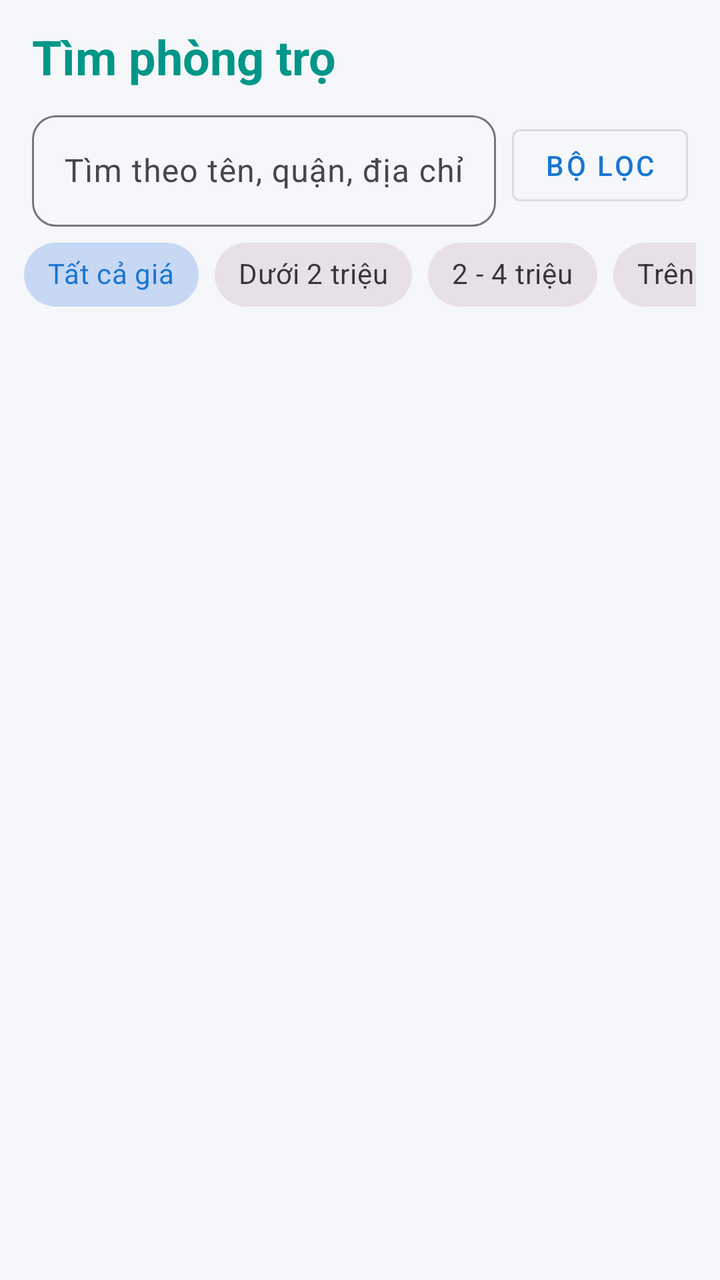
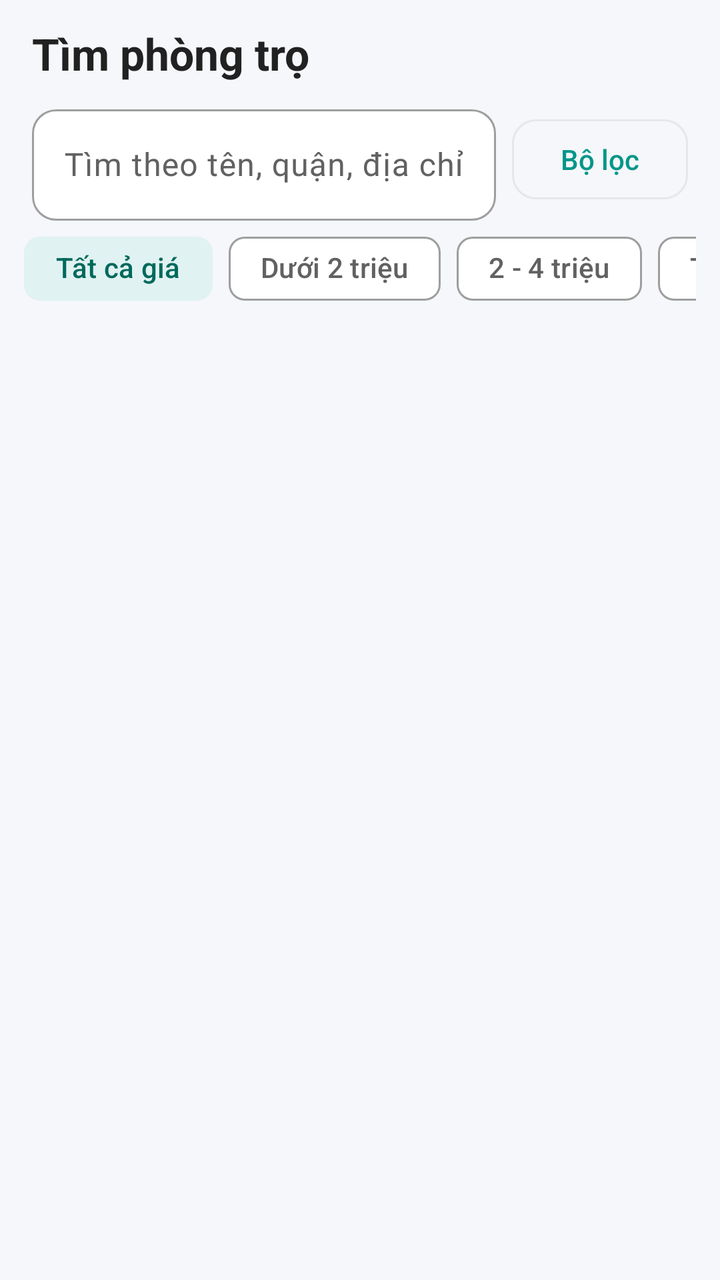

Screens rendered from an Android XML layout before and after an edit, with the pre-edit source and the edit as a unified diff.
<!-- AndroidManifest.xml: application theme Theme.QLPT -->
<!-- res/layout/fragment_search_rooms.xml -->
<?xml version="1.0" encoding="utf-8"?>
<LinearLayout xmlns:android="http://schemas.android.com/apk/res/android"
    xmlns:app="http://schemas.android.com/apk/res-auto"
    android:layout_width="match_parent"
    android:layout_height="match_parent"
    android:background="#F5F7FA"
    android:orientation="vertical">

    <TextView
        android:layout_width="wrap_content"
        android:layout_height="wrap_content"
        android:layout_marginStart="16dp"
        android:layout_marginTop="12dp"
        android:layout_marginBottom="8dp"
        android:text="Tìm phòng trọ"
        android:textColor="#009688"
        android:textSize="24sp"
        android:textStyle="bold" />

    <LinearLayout
        android:layout_width="match_parent"
        android:layout_height="wrap_content"
        android:gravity="center_vertical"
        android:orientation="horizontal"
        android:paddingStart="16dp"
        android:paddingEnd="16dp">

        <com.google.android.material.textfield.TextInputLayout
            android:layout_width="0dp"
            android:layout_height="wrap_content"
            android:layout_weight="1"
            android:hint="Tìm theo tên, quận, địa chỉ"
            app:boxCornerRadiusBottomEnd="12dp"
            app:boxCornerRadiusBottomStart="12dp"
            app:boxCornerRadiusTopEnd="12dp"
            app:boxCornerRadiusTopStart="12dp">

            <com.google.android.material.textfield.TextInputEditText
                android:id="@+id/edtSearch"
                android:layout_width="match_parent"
                android:layout_height="wrap_content"
                android:inputType="text"
                android:maxLines="1" />
        </com.google.android.material.textfield.TextInputLayout>

        <Button
            android:id="@+id/btnFilter"
            style="@style/Widget.MaterialComponents.Button.OutlinedButton"
            android:layout_width="wrap_content"
            android:layout_height="wrap_content"
            android:layout_marginStart="8dp"
            android:text="Bộ lọc" />
    </LinearLayout>

    <HorizontalScrollView
        android:layout_width="match_parent"
        android:layout_height="wrap_content"
        android:paddingStart="12dp"
        android:paddingEnd="12dp"
        android:scrollbars="none">

        <com.google.android.material.chip.ChipGroup
            android:id="@+id/chipGroupPrice"
            android:layout_width="wrap_content"
            android:layout_height="wrap_content"
            app:selectionRequired="true"
            app:singleSelection="true">

            <com.google.android.material.chip.Chip
                android:id="@+id/chipAll"
                style="@style/Widget.MaterialComponents.Chip.Choice"
                android:layout_width="wrap_content"
                android:layout_height="wrap_content"
                android:checked="true"
                android:text="Tất cả giá" />

            <com.google.android.material.chip.Chip
                android:id="@+id/chipP1"
                style="@style/Widget.MaterialComponents.Chip.Choice"
                android:layout_width="wrap_content"
                android:layout_height="wrap_content"
                android:text="Dưới 2 triệu" />

            <com.google.android.material.chip.Chip
                android:id="@+id/chipP2"
                style="@style/Widget.MaterialComponents.Chip.Choice"
                android:layout_width="wrap_content"
                android:layout_height="wrap_content"
                android:text="2 - 4 triệu" />

            <com.google.android.material.chip.Chip
                android:id="@+id/chipP3"
                style="@style/Widget.MaterialComponents.Chip.Choice"
                android:layout_width="wrap_content"
                android:layout_height="wrap_content"
                android:text="Trên 4 triệu" />
        </com.google.android.material.chip.ChipGroup>
    </HorizontalScrollView>

    <TextView
        android:id="@+id/tvCount"
        android:layout_width="wrap_content"
        android:layout_height="wrap_content"
        android:layout_marginStart="16dp"
        android:layout_marginTop="2dp"
        android:textColor="#666666"
        android:textSize="13sp" />

    <FrameLayout
        android:layout_width="match_parent"
        android:layout_height="0dp"
        android:layout_weight="1">

        <androidx.recyclerview.widget.RecyclerView
            android:id="@+id/rvRooms"
            android:layout_width="match_parent"
            android:layout_height="match_parent"
            android:clipToPadding="false"
            android:paddingBottom="12dp" />

        <TextView
            android:id="@+id/tvEmpty"
            android:layout_width="wrap_content"
            android:layout_height="wrap_content"
            android:layout_gravity="center"
            android:visibility="gone" />
    </FrameLayout>
</LinearLayout>
<!-- resources referenced by this layout -->
<resources>
  <style name="Base.Theme.QLPT" parent="Theme.Material3.DayNight.NoActionBar">
          <item name="colorPrimary">@color/colorPrimary</item>
          <item name="colorPrimaryDark">@color/colorPrimaryDark</item>
          <item name="colorAccent">@color/colorAccent</item>
          <item name="android:statusBarColor">@color/colorPrimaryDark</item>
          <item name="textInputStyle">@style/App.TextInput</item>
      </style>
  <color name="colorPrimary">#1976D2</color>
  <color name="colorPrimaryDark">#1565C0</color>
  <color name="colorAccent">#FF6F00</color>
  <style name="App.TextInput" parent="Widget.Material3.TextInputLayout.OutlinedBox">
          <item name="boxCornerRadiusTopStart">12dp</item>
          <item name="boxCornerRadiusTopEnd">12dp</item>
          <item name="boxCornerRadiusBottomStart">12dp</item>
          <item name="boxCornerRadiusBottomEnd">12dp</item>
      </style>
  <!-- unchanged entries left out for length: 1 -->
</resources>

<!-- the commit's change to res/layout/fragment_search_rooms.xml (unified diff, before → after) -->
@@ -1,9 +1,10 @@
 <?xml version="1.0" encoding="utf-8"?>
-<LinearLayout xmlns:android="http://schemas.android.com/apk/res/android"
+<LinearLayout
+    xmlns:android="http://schemas.android.com/apk/res/android"
     xmlns:app="http://schemas.android.com/apk/res-auto"
     android:layout_width="match_parent"
     android:layout_height="match_parent"
-    android:background="#F5F7FA"
+    android:background="@color/qlpt_background"
     android:orientation="vertical">
 
     <TextView
@@ -13,9 +14,7 @@
         android:layout_marginTop="12dp"
         android:layout_marginBottom="8dp"
         android:text="Tìm phòng trọ"
-        android:textColor="#009688"
-        android:textSize="24sp"
-        android:textStyle="bold" />
+        android:textAppearance="@style/TextAppearance.QLPT.ScreenTitle" />
 
     <LinearLayout
         android:layout_width="match_parent"
@@ -45,7 +44,7 @@
 
         <Button
             android:id="@+id/btnFilter"
-            style="@style/Widget.MaterialComponents.Button.OutlinedButton"
+            style="@style/Widget.QLPT.Button.Outlined"
             android:layout_width="wrap_content"
             android:layout_height="wrap_content"
             android:layout_marginStart="8dp"
@@ -68,7 +67,7 @@
 
             <com.google.android.material.chip.Chip
                 android:id="@+id/chipAll"
-                style="@style/Widget.MaterialComponents.Chip.Choice"
+                style="@style/Widget.QLPT.Chip.Choice"
                 android:layout_width="wrap_content"
                 android:layout_height="wrap_content"
                 android:checked="true"
@@ -76,21 +75,21 @@
 
             <com.google.android.material.chip.Chip
                 android:id="@+id/chipP1"
-                style="@style/Widget.MaterialComponents.Chip.Choice"
+                style="@style/Widget.QLPT.Chip.Choice"
                 android:layout_width="wrap_content"
                 android:layout_height="wrap_content"
                 android:text="Dưới 2 triệu" />
 
             <com.google.android.material.chip.Chip
                 android:id="@+id/chipP2"
-                style="@style/Widget.MaterialComponents.Chip.Choice"
+                style="@style/Widget.QLPT.Chip.Choice"
                 android:layout_width="wrap_content"
                 android:layout_height="wrap_content"
                 android:text="2 - 4 triệu" />
 
             <com.google.android.material.chip.Chip
                 android:id="@+id/chipP3"
-                style="@style/Widget.MaterialComponents.Chip.Choice"
+                style="@style/Widget.QLPT.Chip.Choice"
                 android:layout_width="wrap_content"
                 android:layout_height="wrap_content"
                 android:text="Trên 4 triệu" />
@@ -103,7 +102,7 @@
         android:layout_height="wrap_content"
         android:layout_marginStart="16dp"
         android:layout_marginTop="2dp"
-        android:textColor="#666666"
+        android:textColor="@color/qlpt_text_secondary"
         android:textSize="13sp" />
 
     <FrameLayout
<!-- resource entries referenced after the edit -->
@@ -1,21 +1,111 @@
 <!-- resources referenced by this layout -->
 <resources>
-  <style name="Base.Theme.QLPT" parent="Theme.Material3.DayNight.NoActionBar">
+  <color name="qlpt_background">#F5F7FA</color>
+  <color name="qlpt_text_secondary">#616161</color>
+  <style name="TextAppearance.QLPT.ScreenTitle" parent="TextAppearance.Material3.HeadlineSmall">
+          <item name="android:textSize">22sp</item>
+          <item name="android:textStyle">bold</item>
+          <item name="android:textColor">@color/qlpt_text</item>
+      </style>
+  <style name="Widget.QLPT.Button.Outlined" parent="Widget.Material3.Button.OutlinedButton">
+          <item name="cornerRadius">12dp</item>
+          <item name="android:textAllCaps">false</item>
+          <item name="android:letterSpacing">0</item>
+          <item name="strokeColor">@color/qlpt_border</item>
+      </style>
+  <style name="Widget.QLPT.Chip.Choice" parent="Widget.Material3.Chip.Filter">
+          <item name="chipCornerRadius">8dp</item>
+          <item name="checkedIconVisible">false</item>
+      </style>
+  <color name="qlpt_text">#212121</color>
+  <color name="qlpt_border">#E5E7EB</color>
+  <style name="Base.Theme.QLPT" parent="Theme.Material3.Light.NoActionBar">
+          
           <item name="colorPrimary">@color/colorPrimary</item>
+          <item name="colorOnPrimary">@color/qlpt_surface</item>
+          <item name="colorPrimaryContainer">@color/qlpt_primary_container</item>
+          <item name="colorOnPrimaryContainer">@color/qlpt_on_primary_container</item>
           <item name="colorPrimaryDark">@color/colorPrimaryDark</item>
           <item name="colorAccent">@color/colorAccent</item>
+  
+          
+          <item name="colorSecondary">@color/qlpt_accent</item>
+          <item name="colorOnSecondary">@color/qlpt_surface</item>
+          <item name="colorSecondaryContainer">@color/qlpt_primary_container</item>
+          <item name="colorOnSecondaryContainer">@color/qlpt_on_primary_container</item>
+  
+          <item name="colorError">@color/qlpt_error</item>
+  
+          
+          <item name="android:colorBackground">@color/qlpt_background</item>
+          <item name="colorSurface">@color/qlpt_surface</item>
+          <item name="colorSurfaceContainer">@color/qlpt_surface</item>
+          <item name="colorOnSurface">@color/qlpt_text</item>
+          <item name="colorOnSurfaceVariant">@color/qlpt_text_secondary</item>
+          <item name="colorOutline">@color/qlpt_text_hint</item>
+          <item name="colorOutlineVariant">@color/qlpt_border</item>
+  
+          
           <item name="android:statusBarColor">@color/colorPrimaryDark</item>
+          <item name="android:windowLightStatusBar">@bool/qlpt_light_status_bar</item>
+  
+          
+          <item name="materialButtonStyle">@style/Widget.QLPT.Button</item>
+          <item name="materialButtonOutlinedStyle">@style/Widget.QLPT.Button.Outlined</item>
+          <item name="materialCardViewStyle">@style/Widget.QLPT.Card</item>
           <item name="textInputStyle">@style/App.TextInput</item>
+          <item name="bottomNavigationStyle">@style/Widget.QLPT.BottomNav</item>
+          <item name="bottomSheetDialogTheme">@style/ThemeOverlay.QLPT.BottomSheetDialog</item>
       </style>
-  <color name="colorPrimary">#1976D2</color>
-  <color name="colorPrimaryDark">#1565C0</color>
-  <color name="colorAccent">#FF6F00</color>
+  <color name="colorPrimary">@color/qlpt_primary</color>
+  <color name="qlpt_surface">#FFFFFF</color>
+  <color name="qlpt_primary_container">#E0F2F1</color>
+  <color name="qlpt_on_primary_container">#00695C</color>
+  <color name="colorPrimaryDark">@color/qlpt_primary_dark</color>
+  <color name="colorAccent">@color/qlpt_accent</color>
+  <color name="qlpt_accent">#F57C00</color>
+  <color name="qlpt_error">#E53935</color>
+  <color name="qlpt_text_hint">#9E9E9E</color>
+  <style name="Widget.QLPT.Button" parent="Widget.Material3.Button">
+          <item name="cornerRadius">12dp</item>
+          <item name="android:textAllCaps">false</item>
+          <item name="android:letterSpacing">0</item>
+      </style>
+  <style name="Widget.QLPT.Card" parent="Widget.Material3.CardView.Outlined">
+          <item name="cardCornerRadius">12dp</item>
+          <item name="cardElevation">0dp</item>
+          <item name="strokeWidth">1dp</item>
+          <item name="strokeColor">@color/qlpt_border</item>
+          <item name="cardBackgroundColor">@color/qlpt_surface</item>
+      </style>
   <style name="App.TextInput" parent="Widget.Material3.TextInputLayout.OutlinedBox">
+          
+          <item name="boxBackgroundColor">@color/qlpt_surface</item>
           <item name="boxCornerRadiusTopStart">12dp</item>
           <item name="boxCornerRadiusTopEnd">12dp</item>
           <item name="boxCornerRadiusBottomStart">12dp</item>
           <item name="boxCornerRadiusBottomEnd">12dp</item>
       </style>
+  <style name="Widget.QLPT.BottomNav" parent="Widget.Material3.BottomNavigationView">
+          <item name="backgroundTint">@color/qlpt_surface</item>
+          <item name="elevation">8dp</item>
+      </style>
+  <style name="ThemeOverlay.QLPT.BottomSheetDialog" parent="ThemeOverlay.Material3.BottomSheetDialog">
+          <item name="bottomSheetStyle">@style/Widget.QLPT.BottomSheet</item>
+      </style>
+  <color name="qlpt_primary">#009688</color>
+  <color name="qlpt_primary_dark">#00796B</color>
+  <style name="Widget.QLPT.BottomSheet" parent="Widget.Material3.BottomSheet.Modal">
+          <item name="backgroundTint">@color/qlpt_surface</item>
+          <item name="shapeAppearance">@style/ShapeAppearance.QLPT.BottomSheet</item>
+      </style>
+  <style name="ShapeAppearance.QLPT.BottomSheet" parent="">
+          <item name="cornerFamily">rounded</item>
+          <item name="cornerSizeTopLeft">24dp</item>
+          <item name="cornerSizeTopRight">24dp</item>
+          <item name="cornerSizeBottomLeft">0dp</item>
+          <item name="cornerSizeBottomRight">0dp</item>
+      </style>
   <!-- unchanged entries left out for length: 1 -->
 </resources>
 
